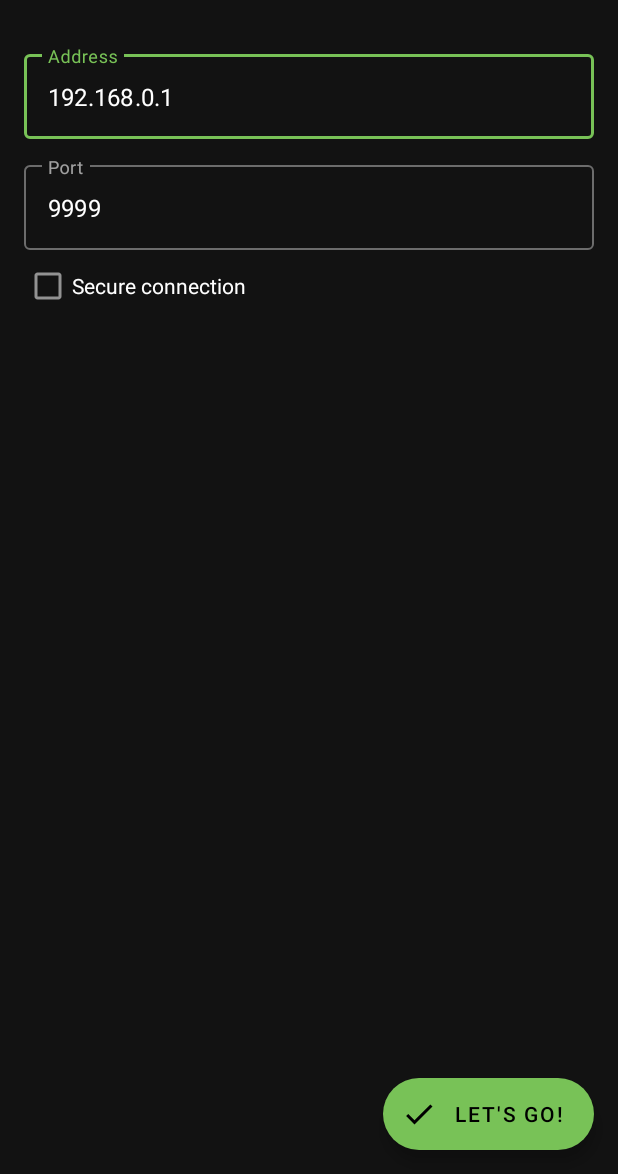
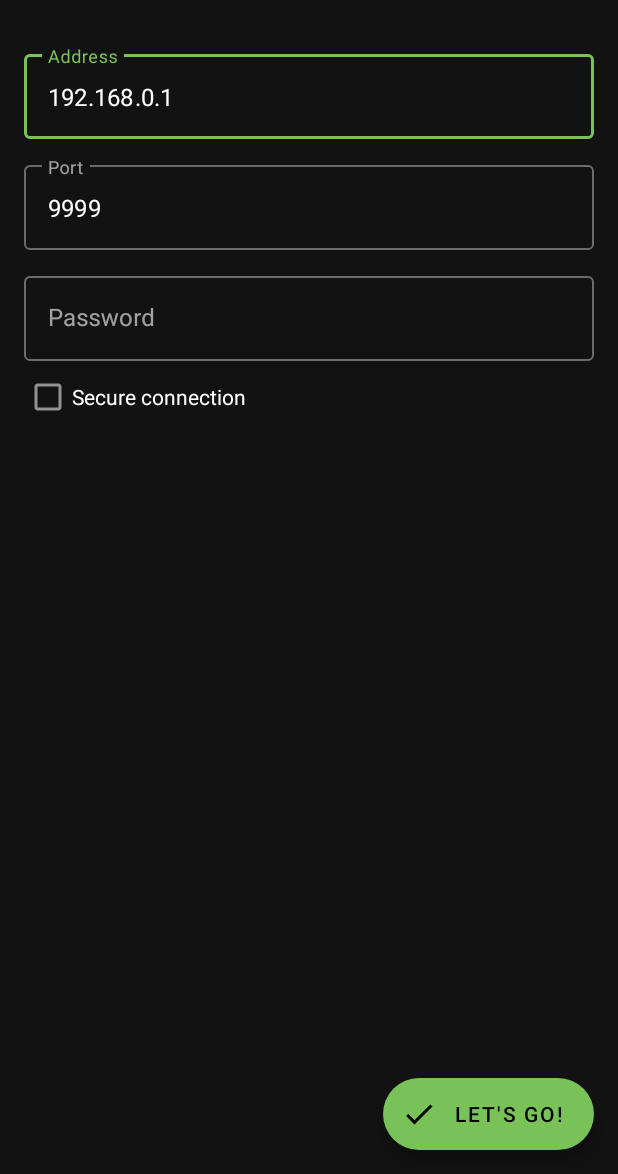
Before and after one commit to tytydraco/Projector, an Android app: the screen it shows after launch (MainActivity), on a phone screen of 412 x 824 dp, the part 62-1236 px from its top. Run offline under Robolectric (Android 15) with nearby library versions, the phone set to English and light mode, and no system bars.

Commit message:
Update to use SSL + password verification
Signed-off-by: Tyler Nijmeh <tylernij@gmail.com>

```diff
--- a/app/src/main/java/com/draco/projector/MainActivity.kt
+++ b/app/src/main/java/com/draco/projector/MainActivity.kt
@@ -12,6 +12,7 @@ import com.google.android.material.floatingactionbutton.FloatingActionButton
 class MainActivity : AppCompatActivity() {
     private lateinit var address: EditText
     private lateinit var port: EditText
+    private lateinit var password: EditText
     private lateinit var https: MaterialCheckBox
     private lateinit var start: ExtendedFloatingActionButton
 
@@ -21,12 +22,14 @@ class MainActivity : AppCompatActivity() {
 
         address = findViewById(R.id.address)
         port = findViewById(R.id.port)
+        password = findViewById(R.id.password)
         https = findViewById(R.id.https)
         start = findViewById(R.id.start)
 
         getPreferences(Context.MODE_PRIVATE).apply {
             address.setText(getString("address", "192.168.0.1"))
             port.setText(getString("port", "9999"))
+            password.setText(getString("password", ""))
             https.isChecked = getBoolean("https", false)
         }
 
@@ -34,6 +37,7 @@ class MainActivity : AppCompatActivity() {
             val intent = Intent(this, ProjectorView::class.java).apply {
                 putExtra("address", address.text.toString())
                 putExtra("port", port.text.toString())
+                putExtra("password", password.text.toString())
                 putExtra("https", https.isChecked)
             }
 
@@ -47,6 +51,7 @@ class MainActivity : AppCompatActivity() {
             with (edit()) {
                 putString("address", address.text.toString())
                 putString("port", port.text.toString())
+                putString("password", password.text.toString())
                 putBoolean("https", https.isChecked)
                 apply()
             }
--- a/app/src/main/res/layout/activity_main.xml
+++ b/app/src/main/res/layout/activity_main.xml
@@ -34,6 +34,19 @@
                 android:id="@+id/port" />
         </com.google.android.material.textfield.TextInputLayout>
 
+        <com.google.android.material.textfield.TextInputLayout
+            android:layout_width="match_parent"
+            android:layout_height="wrap_content"
+            android:paddingTop="12dp"
+            style="@style/Widget.MaterialComponents.TextInputLayout.OutlinedBox">
+            <com.google.android.material.textfield.TextInputEditText
+                android:layout_width="match_parent"
+                android:layout_height="wrap_content"
+                android:inputType="textPassword"
+                android:hint="@string/input_password"
+                android:id="@+id/password" />
+        </com.google.android.material.textfield.TextInputLayout>
+
         <com.google.android.material.checkbox.MaterialCheckBox
             android:layout_width="wrap_content"
             android:layout_height="wrap_content"
--- a/app/src/main/res/values/strings.xml
+++ b/app/src/main/res/values/strings.xml
@@ -3,9 +3,15 @@
 
     <string name="input_address">Address</string>
     <string name="input_port">Port</string>
+    <string name="input_password">Password</string>
     <string name="button_https">Secure connection</string>
     <string name="button_start">Let\'s go!</string>
 
     <string name="error_message">Failed to resolve host</string>
     <string name="error_exit">Exit</string>
+
+    <string name="ssl_title">SSL Certificate</string>
+    <string name="ssl_message">This SSL certificate is untrusted or invalid. Proceed anyway?</string>
+    <string name="ssl_accept">Accept</string>
+    <string name="ssl_decline">Decline</string>
 </resources>
```
Also changed, not shown: app/src/main/java/com/draco/projector/ProjectorView.kt (+8 -3 lines), app/src/main/java/com/draco/projector/ProjectorWebClient.kt (+16 -4 lines).
